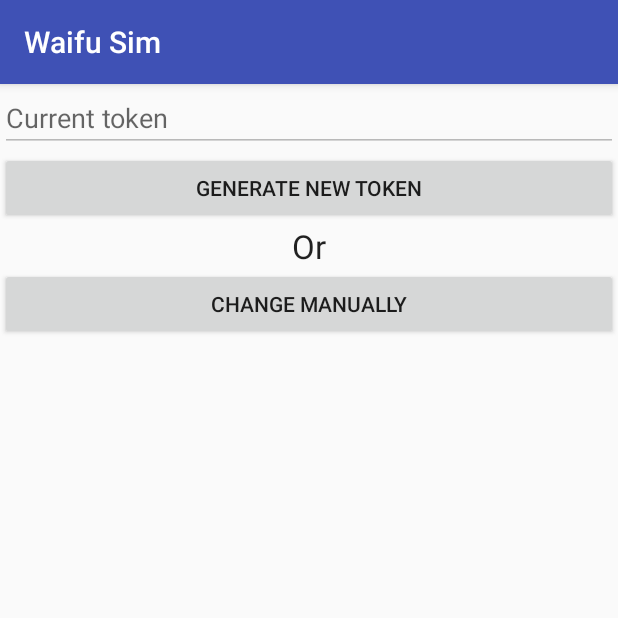
After one commit to spbisya/WaifuSim, an Android app: the SettingsActivity screen opened directly, with no data from a screen before it, on a phone screen of 412 x 824 dp, the top half of it. The commit adds this screen. Run offline under Robolectric (Android 15) with nearby library versions, the phone set to English and light mode, and no system bars; libraries missing offline, so code that uses them is left out: com.crashlytics.android, io.fabric.sdk; 1 statement that could not run was skipped.

Commit message:
Redesigned app, changed access to APIs

```diff
--- a/app/src/main/AndroidManifest.xml
+++ b/app/src/main/AndroidManifest.xml
@@ -30,6 +30,9 @@
         <activity android:name=".WaifuAnswerActivity"
             android:screenOrientation="portrait"
             android:configChanges="keyboardHidden|orientation"/>
+        <activity android:name=".SettingsActivity"
+            android:screenOrientation="portrait"
+            android:configChanges="keyboardHidden|orientation"/>
 
         <service
             android:name=".MyService"
--- /dev/null
+++ b/app/src/main/java/com/okunev/waifusim/SettingsActivity.java
@@ -0,0 +1,112 @@
+package com.okunev.waifusim;
+
+import android.content.Intent;
+import android.content.SharedPreferences;
+import android.os.Bundle;
+import android.preference.PreferenceManager;
+import android.support.v7.app.AppCompatActivity;
+import android.view.View;
+import android.widget.Button;
+import android.widget.EditText;
+import android.widget.TextView;
+import android.widget.Toast;
+
+import com.crashlytics.android.Crashlytics;
+
+import io.fabric.sdk.android.Fabric;
+import retrofit2.Call;
+import retrofit2.Callback;
+import retrofit2.Response;
+import retrofit2.Retrofit;
+import retrofit2.converter.gson.GsonConverterFactory;
+
+/**
+ * Created by gwa on 4/11/16.
+ */
+public class SettingsActivity extends AppCompatActivity {
+    SharedPreferences sPref;
+    Button getNewToken, save, changeToken;
+    EditText curToken;
+TextView or;
+    @Override
+    protected void onCreate(Bundle savedInstanceState) {
+        super.onCreate(savedInstanceState);
+        Fabric.with(this, new Crashlytics());
+        setContentView(R.layout.activity_settings);
+        sPref = PreferenceManager.getDefaultSharedPreferences(this);
+        curToken = (EditText) findViewById(R.id.curToken);
+        or = (TextView)findViewById(R.id.textView5);
+        curToken.setText(sPref.getString("token", ""));
+        curToken.setEnabled(false);
+        getNewToken = (Button) findViewById(R.id.getNewToken);
+        changeToken = (Button) findViewById(R.id.changeToken);
+        save = (Button) findViewById(R.id.saveCurToken);
+
+        getNewToken.setOnClickListener(new View.OnClickListener() {
+            @Override
+            public void onClick(View v) {
+                createUser();
+            }
+        });
+
+        changeToken.setOnClickListener(new View.OnClickListener() {
+            @Override
+            public void onClick(View v) {
+                changeToken.setVisibility(View.INVISIBLE);
+                curToken.setEnabled(true);
+                or.setVisibility(View.INVISIBLE);
+                getNewToken.setVisibility(View.INVISIBLE);
+                save.setVisibility(View.VISIBLE);
+                save.setOnClickListener(new View.OnClickListener() {
+                    @Override
+                    public void onClick(View v) {
+
+                        Toast.makeText(SettingsActivity.this, "Saved!",Toast.LENGTH_LONG).show();
+                        sPref = PreferenceManager.getDefaultSharedPreferences(SettingsActivity.this);
+                        SharedPreferences.Editor ed = sPref.edit();
+                        ed.putString("token", curToken.getText().toString());
+                        ed.commit();
+                        finish();
+                        if(getIntent().getBooleanExtra("new",false)){
+                            Intent intent = new Intent( SettingsActivity.this, MainActivity.class);
+
+                            startActivity(intent);
+                        }
+                    }
+                });
+            }
+        });
+
+    }
+
+    public void createUser() {
+        Retrofit retrofit = new Retrofit.Builder()
+                .baseUrl("http://ec2-52-38-11-210.us-west-2.compute.amazonaws.com/")
+                .addConverterFactory(GsonConverterFactory.create())
+                .build();
+        WaifuApi waifuApi = retrofit.create(WaifuApi.class);
+        Call<Token> call = waifuApi.user();
+        call.enqueue(new Callback<Token>() {
+            @Override
+            public void onResponse(Call<Token> call, Response<Token> response) {
+                Toast.makeText(SettingsActivity.this, "Token "+response.body().toString()+" generated!",Toast.LENGTH_LONG).show();
+                curToken.setText(response.body().toString());
+                sPref = PreferenceManager.getDefaultSharedPreferences(SettingsActivity.this);
+                SharedPreferences.Editor ed = sPref.edit();
+                ed.putString("token", response.body().toString());
+                ed.commit();
+                finish();
+                if(getIntent().getBooleanExtra("new",false)){
+                    Intent intent = new Intent( SettingsActivity.this, MainActivity.class);
+
+                    startActivity(intent);
+                }
+            }
+
+            @Override
+            public void onFailure(Call<Token> call, Throwable t) {
+
+            }
+        });
+    }
+}
--- a/app/src/main/java/com/okunev/waifusim/WaifuApi.java
+++ b/app/src/main/java/com/okunev/waifusim/WaifuApi.java
@@ -1,12 +1,24 @@
 package com.okunev.waifusim;
 
 import retrofit2.Call;
+import retrofit2.Callback;
+import retrofit2.Response;
+
+import retrofit2.http.Body;
+import retrofit2.http.Field;
+import retrofit2.http.FormUrlEncoded;
 import retrofit2.http.GET;
+import retrofit2.http.POST;
+import retrofit2.http.Path;
+import retrofit2.http.Query;
 
 /**
  * Created by gwa on 4/6/16.
  */
 public interface WaifuApi {
-    @GET("/api/v1/waifu/messages")
-    Call<WaifuMessages> loadMessages();
+    @GET("api/v1/waifu/1/messages")
+    Call<WaifuMessages> loadMessages(@Query("token") String token);
+
+    @POST("api/v1/user")
+    Call<Token> user();
 }
--- a/app/src/main/java/com/okunev/waifusim/WaifuBootBroadcastReceiver.java
+++ b/app/src/main/java/com/okunev/waifusim/WaifuBootBroadcastReceiver.java
@@ -23,12 +23,12 @@ public class WaifuBootBroadcastReceiver extends BroadcastReceiver {
                 .build();
 
         // Sets an ID for the notification
-        int mNotificationId = 001;
+        int mNotificationId = 999;
 // Gets an instance of the NotificationManager service
         NotificationManager mNotifyMgr =
                 (NotificationManager) context.getSystemService(context.NOTIFICATION_SERVICE);
 // Builds the notification and issues it.
-        mNotifyMgr.notify(mNotificationId++, notification);
+        mNotifyMgr.notify(mNotificationId, notification);
        // Toast.makeText(context, "Привет, Антош!", Toast.LENGTH_LONG).show();
        // throw new UnsupportedOperationException("Not yet implemented");
     }
--- a/app/src/main/java/com/okunev/waifusim/WaifuCallActivity.java
+++ b/app/src/main/java/com/okunev/waifusim/WaifuCallActivity.java
@@ -181,7 +181,7 @@ public class WaifuCallActivity extends AppCompatActivity {
                         NotificationManager mNotifyMgr =
                                 (NotificationManager) WaifuCallActivity.this.getSystemService(WaifuCallActivity.this.NOTIFICATION_SERVICE);
 // Builds the notification and issues it.
-                        mNotifyMgr.notify(mNotificationId++, notification);
+                        mNotifyMgr.notify(mNotificationId, notification);
                     }
                 }
             } else if (me.getAction() == MotionEvent.ACTION_UP) {
@@ -208,7 +208,7 @@ public class WaifuCallActivity extends AppCompatActivity {
                     NotificationManager mNotifyMgr =
                             (NotificationManager) WaifuCallActivity.this.getSystemService(WaifuCallActivity.this.NOTIFICATION_SERVICE);
 // Builds the notification and issues it.
-                    mNotifyMgr.notify(mNotificationId++, notification);
+                    mNotifyMgr.notify(mNotificationId, notification);
                 }
 
             }
@@ -234,7 +234,7 @@ public class WaifuCallActivity extends AppCompatActivity {
         NotificationManager mNotifyMgr =
                 (NotificationManager) WaifuCallActivity.this.getSystemService(WaifuCallActivity.this.NOTIFICATION_SERVICE);
 // Builds the notification and issues it.
-        mNotifyMgr.notify(mNotificationId++, notification);
+        mNotifyMgr.notify(mNotificationId, notification);
     }
 
 }
--- a/app/src/main/java/com/okunev/waifusim/WaifuNetworkReceiver.java
+++ b/app/src/main/java/com/okunev/waifusim/WaifuNetworkReceiver.java
@@ -25,9 +25,9 @@ public class WaifuNetworkReceiver extends BroadcastReceiver {
         boolean isConnected = wifi != null && wifi.isConnectedOrConnecting() ||
                 mobile != null && mobile.isConnectedOrConnecting();
         if (isConnected) {
-            setNot(context, "Ты в сети, поздравляю!", 007);
+            setNot(context, "Ты в сети, поздравляю!", 999);
         } else {
-            setNot(context, "Молодец, показал характер! ВЕРНИСЬ!", 007);
+            setNot(context, "Молодец, показал характер! ВЕРНИСЬ!", 999);
         }
 
 
@@ -44,6 +44,6 @@ public class WaifuNetworkReceiver extends BroadcastReceiver {
         int mNotificationId = id;
         NotificationManager mNotifyMgr =
                 (NotificationManager) context.getSystemService(context.NOTIFICATION_SERVICE);
-        mNotifyMgr.notify(mNotificationId++, notification);
+        mNotifyMgr.notify(mNotificationId, notification);
     }
 }
--- /dev/null
+++ b/app/src/main/res/layout/activity_settings.xml
@@ -0,0 +1,57 @@
+<?xml version="1.0" encoding="utf-8"?>
+<RelativeLayout xmlns:android="http://schemas.android.com/apk/res/android"
+    android:orientation="vertical" android:layout_width="match_parent"
+    android:layout_height="match_parent">
+
+    <EditText
+        android:layout_width="match_parent"
+        android:layout_height="wrap_content"
+        android:id="@+id/curToken"
+        android:hint="Current token"
+        android:lines="1" />
+
+    <Button
+        android:layout_width="wrap_content"
+        android:layout_height="wrap_content"
+        android:text="Save"
+        android:id="@+id/saveCurToken"
+        android:layout_below="@+id/curToken"
+        android:layout_alignParentLeft="true"
+        android:layout_alignParentStart="true"
+        android:layout_alignParentRight="true"
+        android:layout_alignParentEnd="true"
+        android:visibility="invisible" />
+
+    <Button
+        android:layout_width="match_parent"
+        android:layout_height="wrap_content"
+        android:text="Generate new token"
+        android:id="@+id/getNewToken"
+        android:layout_gravity="center_horizontal"
+        android:layout_below="@+id/curToken"
+        android:layout_alignParentLeft="true"
+        android:layout_alignParentStart="true" />
+
+    <TextView
+        android:layout_width="match_parent"
+        android:layout_height="wrap_content"
+        android:textAppearance="?android:attr/textAppearanceLarge"
+        android:text="Or"
+        android:id="@+id/textView5"
+        android:layout_gravity="center_horizontal"
+        android:gravity="center"
+        android:layout_below="@+id/getNewToken"
+        android:layout_alignParentLeft="true"
+        android:layout_alignParentStart="true" />
+
+    <Button
+        android:layout_width="match_parent"
+        android:layout_height="wrap_content"
+        android:text="Change manually"
+        android:id="@+id/changeToken"
+        android:layout_gravity="center_horizontal"
+        android:layout_below="@+id/textView5"
+        android:layout_alignParentLeft="true"
+        android:layout_alignParentStart="true" />
+
+</RelativeLayout>
```
Also changed, not shown: app/src/main/java/com/okunev/waifusim/MainActivity.java (+67 -31 lines), app/src/main/java/com/okunev/waifusim/Token.java (added, +12 -0 lines), app/src/main/java/com/okunev/waifusim/User.java (added, +10 -0 lines), app/src/main/java/com/okunev/waifusim/WaifuBatteryReceiver.java (+5 -5 lines), app/src/main/res/layout/activity_main.xml (+79 -10 lines), app/src/main/res/drawable/background.png (added), app/src/main/res/drawable/waif.png (added), app/src/main/res/mipmap-hdpi/ic_launcher.png, app/src/main/res/mipmap-mdpi/ic_launcher.png, app/src/main/res/mipmap-xhdpi/ic_launcher.png, app/src/main/res/mipmap-xxhdpi/ic_launcher.png, app/src/main/res/mipmap-xxxhdpi/ic_launcher.png.
